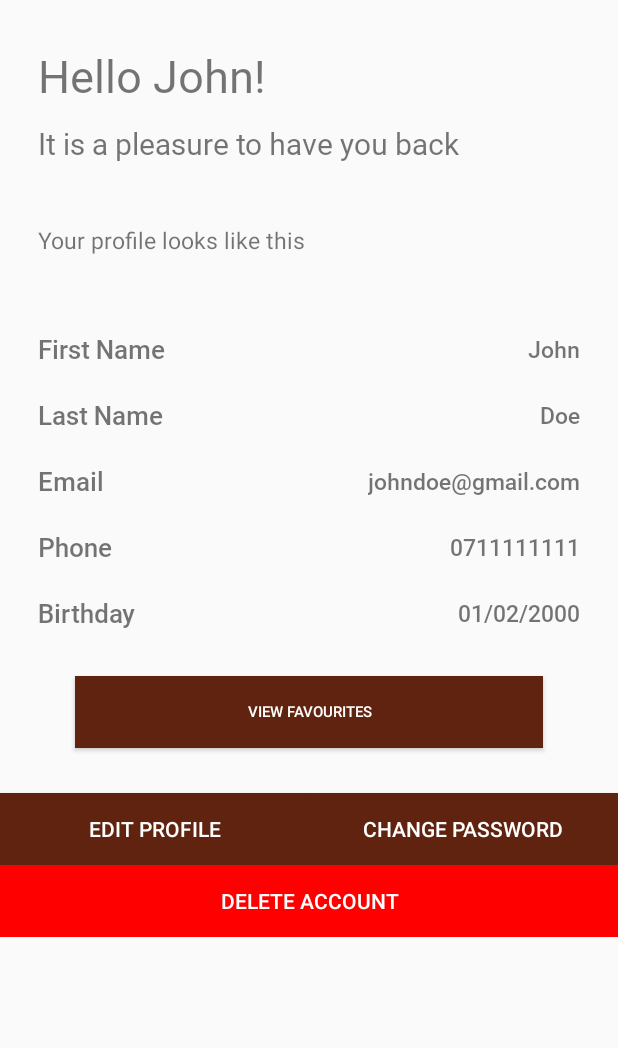
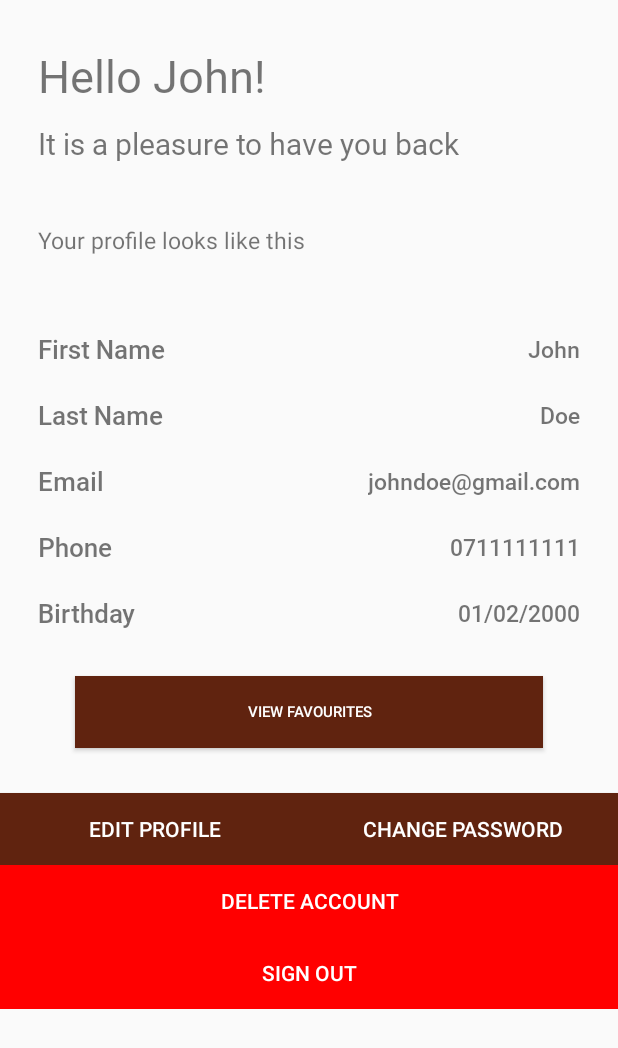
Before and after one commit to IndrachapaSenanayaka/Coffee-Lovers-Mr.Coffee, an Android app: the layout activity_customer_profile.xml on its own in the app's theme, with its tools: preview values and no code run, on a phone screen of 412 x 824 dp. Shown: the top 1048 px of the screen. Run offline under Robolectric (Android 15) with nearby library versions, the phone set to English and light mode, and no system bars.

Commit message:
some fixes

```diff
--- a/app/src/main/java/com/example/coffee_lovers_mrcoffee/data/models/Customer.java
+++ b/app/src/main/java/com/example/coffee_lovers_mrcoffee/data/models/Customer.java
@@ -6,6 +6,9 @@ import java.time.LocalDate;
 import java.util.Date;
 
 public class Customer {
+
+    public static final Customer NULL = new Customer();
+
 
     public String id;
     public String firstName;
--- a/app/src/main/java/com/example/coffee_lovers_mrcoffee/ui/SignInActivity.java
+++ b/app/src/main/java/com/example/coffee_lovers_mrcoffee/ui/SignInActivity.java
@@ -49,7 +49,7 @@ public class SignInActivity extends AppCompatActivity {
     // handle sign up link click
     public void onSignUpLinkClick(View v) {
         Intent intent = new Intent(this, SignUpActivity.class);
-        intent.setFlags(Intent.FLAG_ACTIVITY_NEW_TASK | Intent.FLAG_ACTIVITY_CLEAR_TOP);
+        intent.setFlags(Intent.FLAG_ACTIVITY_NEW_TASK | Intent.FLAG_ACTIVITY_CLEAR_TASK);
         startActivity(intent);
     }
 
@@ -65,7 +65,7 @@ public class SignInActivity extends AppCompatActivity {
                 txt_email.getText().toString(), txt_password.getText().toString(),
                 task -> {
                     Intent intent = new Intent(SignInActivity.this, CustomerProfileActivity.class);
-                    intent.setFlags(Intent.FLAG_ACTIVITY_NEW_TASK | Intent.FLAG_ACTIVITY_CLEAR_TOP);
+                    intent.setFlags(Intent.FLAG_ACTIVITY_NEW_TASK | Intent.FLAG_ACTIVITY_CLEAR_TASK);
                     startActivity(intent);
                 },
                 e -> Toast.makeText(SignInActivity.this, e.getMessage(),Toast.LENGTH_LONG).show()
--- a/app/src/main/java/com/example/coffee_lovers_mrcoffee/ui/SignUpActivity.java
+++ b/app/src/main/java/com/example/coffee_lovers_mrcoffee/ui/SignUpActivity.java
@@ -101,7 +101,7 @@ public class SignUpActivity extends AppCompatActivity {
                 task -> {
                     if(task.isSuccessful()) {
                         Intent intent = new Intent(SignUpActivity.this, CustomerProfileActivity.class);
-                        intent.setFlags(Intent.FLAG_ACTIVITY_NEW_TASK | Intent.FLAG_ACTIVITY_CLEAR_TOP);
+                        intent.setFlags(Intent.FLAG_ACTIVITY_NEW_TASK | Intent.FLAG_ACTIVITY_CLEAR_TASK);
                         startActivity(intent);
                     } else {
                         Toast.makeText(this, task.getException().getMessage(), Toast.LENGTH_LONG).show();
@@ -129,7 +129,7 @@ public class SignUpActivity extends AppCompatActivity {
     // sign in link click handler
     public void onSignInLinkClick(View v) {
         Intent intent = new Intent(this, SignInActivity.class);
-        intent.setFlags(Intent.FLAG_ACTIVITY_NEW_TASK | Intent.FLAG_ACTIVITY_CLEAR_TOP);
+        intent.setFlags(Intent.FLAG_ACTIVITY_NEW_TASK | Intent.FLAG_ACTIVITY_CLEAR_TASK);
         startActivity(intent);
     }
 
--- a/app/src/main/res/layout/activity_customer_profile.xml
+++ b/app/src/main/res/layout/activity_customer_profile.xml
@@ -239,9 +239,23 @@
             android:layout_width="0dp"
             android:layout_height="wrap_content"
             android:background="#F00"
-            android:text="Delete Account"
+            android:text="Sign Out"
+            android:onClick="onSignOutClick"
             app:layout_constraintBottom_toBottomOf="parent"
             app:layout_constraintEnd_toEndOf="parent"
+            app:layout_constraintHorizontal_bias="0.0"
+            app:layout_constraintStart_toStartOf="parent"
+            app:layout_constraintTop_toBottomOf="@+id/button4" />
+
+        <Button
+            android:id="@+id/button4"
+            style="@style/SubmitButton"
+            android:layout_width="0dp"
+            android:layout_height="wrap_content"
+            android:background="#F00"
+            android:text="Delete Account"
+            app:layout_constraintEnd_toEndOf="parent"
+            app:layout_constraintHorizontal_bias="1.0"
             app:layout_constraintStart_toStartOf="parent"
             app:layout_constraintTop_toBottomOf="@+id/button7" />
 
```
Also changed, not shown: app/src/main/java/com/example/coffee_lovers_mrcoffee/services/AuthService.java (+21 -4 lines), app/src/main/java/com/example/coffee_lovers_mrcoffee/ui/customer/CustomerProfileActivity.java (+21 -8 lines).
